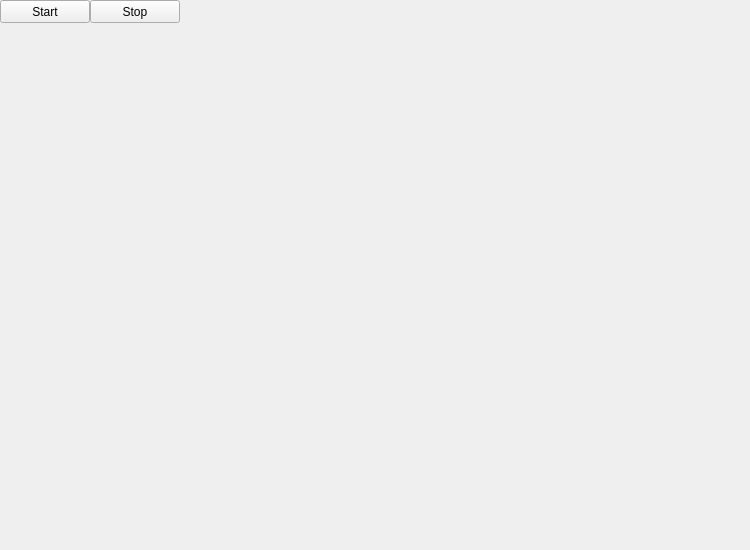
The window that src/monitor-qt/monitorform.ui (hhetter/smbtatools) describes before a commit, drawn with Qt 5.
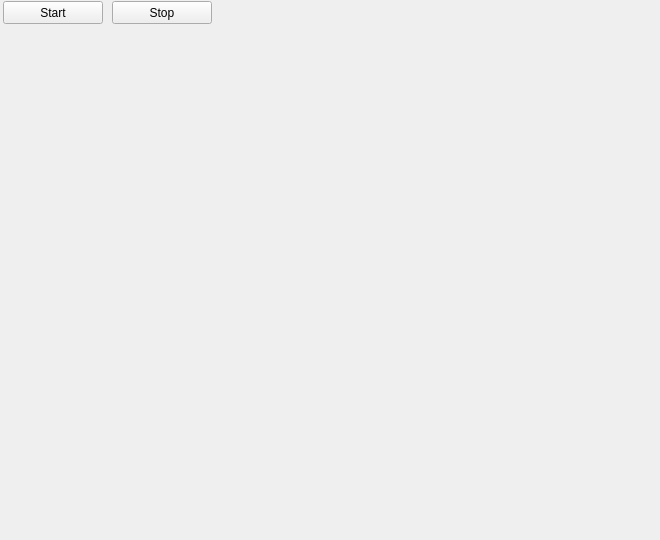
The same window after the commit.

What changed in the file:
```diff
--- a/src/monitor-qt/monitorform.ui
+++ b/src/monitor-qt/monitorform.ui
@@ -6,39 +6,13 @@
    <rect>
     <x>0</x>
     <y>0</y>
-    <width>750</width>
-    <height>550</height>
+    <width>660</width>
+    <height>540</height>
    </rect>
   </property>
   <property name="windowTitle">
    <string>Form</string>
   </property>
-  <widget class="QPushButton" name="startButton">
-   <property name="geometry">
-    <rect>
-     <x>0</x>
-     <y>0</y>
-     <width>90</width>
-     <height>23</height>
-    </rect>
-   </property>
-   <property name="text">
-    <string>Start</string>
-   </property>
-  </widget>
-  <widget class="QPushButton" name="stopButton">
-   <property name="geometry">
-    <rect>
-     <x>90</x>
-     <y>0</y>
-     <width>90</width>
-     <height>23</height>
-    </rect>
-   </property>
-   <property name="text">
-    <string>Stop</string>
-   </property>
-  </widget>
   <widget class="QWidget" name="visual_widget" native="true">
    <property name="enabled">
     <bool>true</bool>
@@ -46,12 +20,65 @@
    <property name="geometry">
     <rect>
      <x>0</x>
-     <y>40</y>
-     <width>741</width>
-     <height>501</height>
+     <y>31</y>
+     <width>660</width>
+     <height>500</height>
     </rect>
    </property>
   </widget>
+  <widget class="QWidget" name="">
+   <property name="geometry">
+    <rect>
+     <x>0</x>
+     <y>0</y>
+     <width>215</width>
+     <height>25</height>
+    </rect>
+   </property>
+   <layout class="QHBoxLayout" name="horizontalLayout">
+    <property name="leftMargin">
+     <number>0</number>
+    </property>
+    <item>
+     <widget class="QPushButton" name="startButton">
+      <property name="minimumSize">
+       <size>
+        <width>100</width>
+        <height>23</height>
+       </size>
+      </property>
+      <property name="maximumSize">
+       <size>
+        <width>100</width>
+        <height>23</height>
+       </size>
+      </property>
+      <property name="text">
+       <string>Start</string>
+      </property>
+     </widget>
+    </item>
+    <item>
+     <widget class="QPushButton" name="stopButton">
+      <property name="minimumSize">
+       <size>
+        <width>100</width>
+        <height>23</height>
+       </size>
+      </property>
+      <property name="maximumSize">
+       <size>
+        <width>100</width>
+        <height>23</height>
+       </size>
+      </property>
+      <property name="text">
+       <string>Stop</string>
+      </property>
+     </widget>
+    </item>
+   </layout>
+  </widget>
  </widget>
  <resources/>
  <connections/>
```
